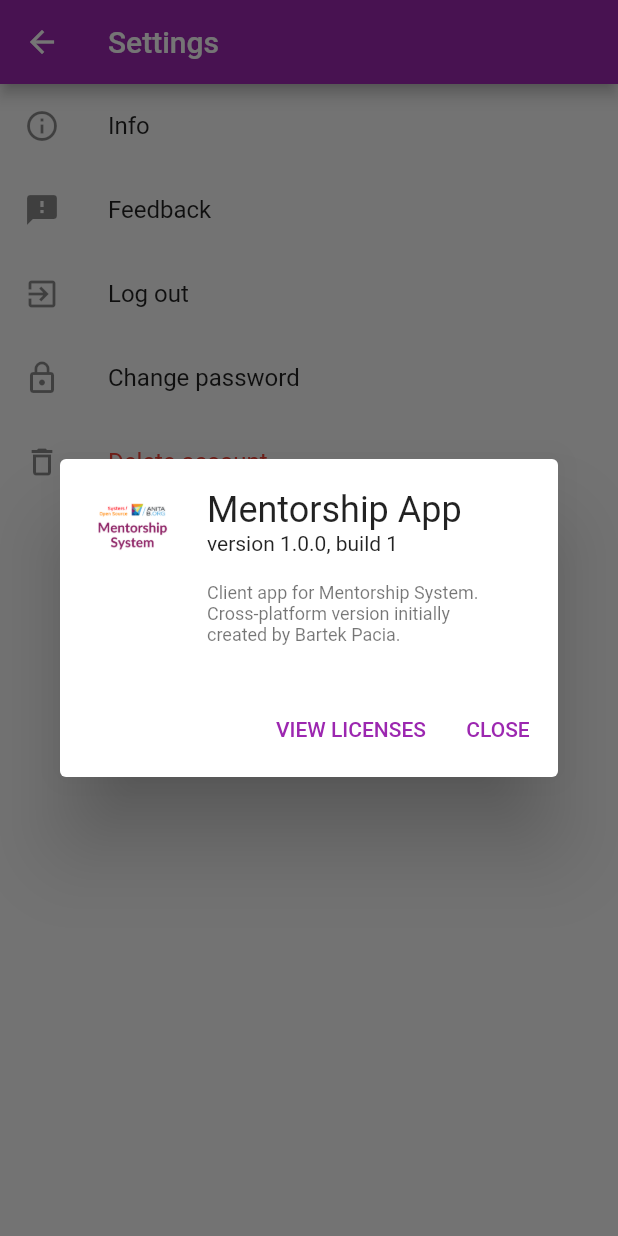
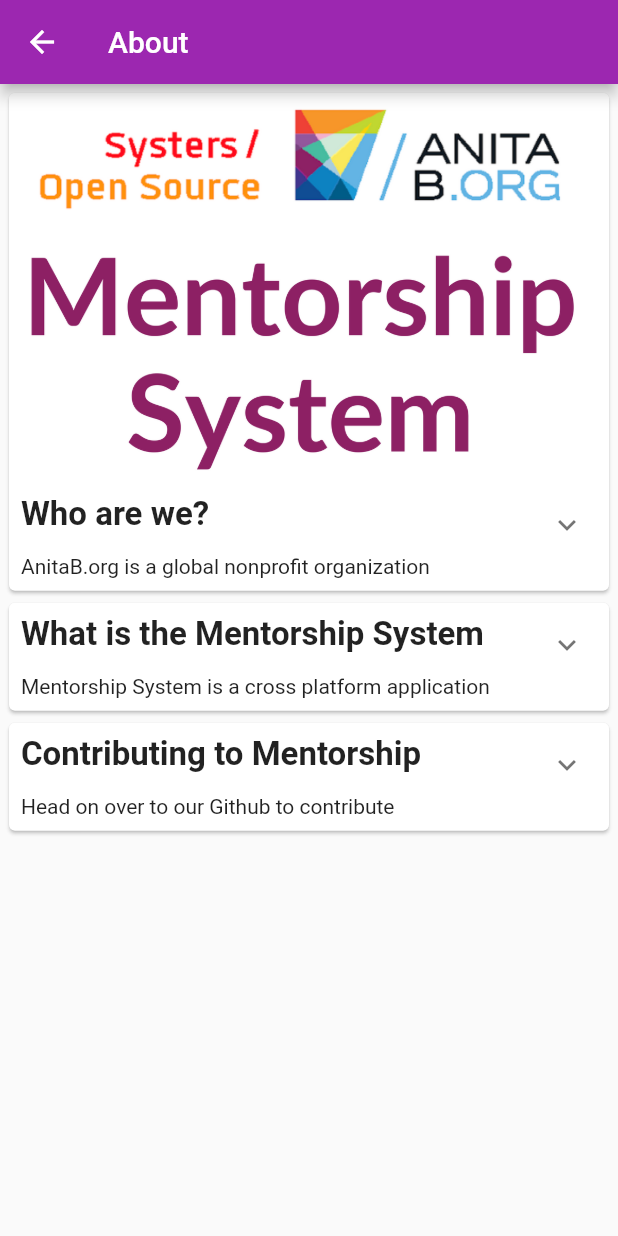
Before and after one commit to anitab-org/mentorship-flutter, a Flutter app: the SettingsScreen screen opened directly, after a tap on "Info", on a phone screen of 412 x 824 dp. Run offline on Flutter 3.47's test engine with Material 2 defaults, Android fonts, the light colour scheme and no system bars; drawn by our look-alikes of expandable; our stand-ins replace bloc, bottom_navy_bar, chopper, equatable, flutter_bloc, flutter_secure_storage and 1 more; accounts and stored records are empty; generated files the repository leaves out were written again.

Commit message:
enhancment: About page ui done (#48)
* enhancment: About page ui done

* clean code

* contri => contributing

```diff
--- /dev/null
+++ b/lib/screens/settings/about.dart
@@ -0,0 +1,126 @@
+import 'package:flutter/material.dart';
+import 'package:url_launcher/url_launcher.dart';
+import 'package:expandable/expandable.dart';
+
+class AboutPage extends StatelessWidget {
+  @override
+  Widget build(BuildContext context) {
+    return Scaffold(
+      appBar: AppBar(title: Text("About")),
+      body: SingleChildScrollView(
+        child: Padding(
+          padding: const EdgeInsets.all(2.0),
+          child: Column(
+            children: <Widget>[
+              _buildMainCard(context),
+              _buildGeneralCard(context),
+              _buildContributingCard(context)
+            ],
+          ),
+        ),
+      ),
+    );
+  }
+}
+
+_launchURL() async {
+  const url = 'https://github.com/anitab-org/mentorship-flutter';
+  if (await canLaunch(url)) {
+    await launch(url);
+  } else {
+    print("Could not launch");
+  }
+}
+
+@override
+Widget _buildMainCard(BuildContext context) {
+  return Card(
+    semanticContainer: true,
+    clipBehavior: Clip.antiAlias,
+    child: Column(
+      children: <Widget>[
+        Image.asset("assets/images/mentorship_system_logo.png"),
+        Padding(
+          padding: const EdgeInsets.all(8.0),
+          child: ExpandablePanel(
+            header: Text(
+              "Who are we?",
+              style: TextStyle(
+                fontWeight: FontWeight.bold,
+                fontSize: 22,
+              ),
+            ),
+            collapsed: Text("AnitaB.org is a global nonprofit organization"),
+            expanded: Text(
+                "AnitaB.org is a global nonprofit organization based in Belmont, California. Founded by computer scientists Anita Borg and Telle Whitney, the institute's primary aim is to recruit, retain, and advance women in technology."),
+          ),
+        ),
+      ],
+    ),
+  );
+}
+
+@override
+Widget _buildContributingCard(BuildContext context) {
+  return Card(
+    child: Padding(
+      padding: const EdgeInsets.all(8.0),
+      child: ExpandablePanel(
+        header: Text(
+          "Contributing to Mentorship",
+          style: TextStyle(
+            fontWeight: FontWeight.bold,
+            fontSize: 22,
+          ),
+        ),
+        collapsed: Text("Head on over to our Github to contribute"),
+        expanded: Container(
+          height: 40,
+          width: 100,
+          child: RaisedButton(
+            color: Color.fromRGBO(36, 41, 46, 1),
+            child: Row(
+              children: <Widget>[
+                Image.asset(
+                  "assets/images/Github.png",
+                  width: 20,
+                  height: 25,
+                ),
+                SizedBox(
+                  width: 5,
+                ),
+                Text(
+                  "Github",
+                  style: TextStyle(color: Colors.white),
+                ),
+              ],
+            ),
+            onPressed: _launchURL,
+          ),
+        ),
+      ),
+    ),
+  );
+}
+
+@override
+Widget _buildGeneralCard(BuildContext context) {
+  return Card(
+    child: Padding(
+      padding: const EdgeInsets.all(8.0),
+      child: ExpandablePanel(
+        header: Text(
+          "What is the Mentorship System",
+          style: TextStyle(
+            fontWeight: FontWeight.bold,
+            fontSize: 22,
+          ),
+        ),
+        collapsed: Text("Mentorship System is a cross platform application"),
+        expanded: Text(
+          "Mentorship System is a cross platform application that allows women in tech to mentor each other, on career development topics, through 1:1 relations for a certain period of time.",
+        ),
+      ),
+    ),
+  );
+}
--- a/lib/screens/settings/settings_screen.dart
+++ b/lib/screens/settings/settings_screen.dart
@@ -7,7 +7,7 @@
 import 'package:mentorship_client/remote/repositories/user_repository.dart';
 import 'package:mentorship_client/remote/requests/change_password.dart';
 import 'package:mentorship_client/remote/responses/custom_response.dart';
-import 'package:package_info/package_info.dart';
+import 'package:mentorship_client/screens/settings/about.dart';
 
 class SettingsScreen extends StatelessWidget {
   @override
@@ -22,7 +22,8 @@
             ListTile(
               leading: Icon(Icons.info_outline),
               title: Text("Info"),
-              onTap: () => _showAppInfo(context),
+              onTap: () =>
+                  Navigator.push(context, MaterialPageRoute(builder: (context) => AboutPage())),
             ),
             ListTile(
               leading: Icon(Icons.feedback),
@@ -52,23 +53,6 @@
           ],
         ),
       ),
-    );
-  }
-
-  Future<void> _showAppInfo(BuildContext context) async {
-    PackageInfo packageInfo = await PackageInfo.fromPlatform();
-
-    showAboutDialog(
-      context: context,
-      applicationIcon: Image.asset(
-        "assets/images/mentorship_system_logo.png",
-        width: 50,
-        height: 50,
-      ),
-      applicationName: "Mentorship App",
-      applicationVersion: "version ${packageInfo.version}, build ${packageInfo.buildNumber}",
-      applicationLegalese:
-          "Client app for Mentorship System. Cross-platform version initially created by Bartek Pacia.",
     );
   }
 
--- a/pubspec.yaml
+++ b/pubspec.yaml
@@ -29,6 +29,9 @@
   flutter_secure_storage: ^3.3.3
   intl: ^0.16.1
   package_info: ^0.4.0+17
+  url_launcher: ^5.4.5
+  expandable: ^4.1.3
+
   # Bloc
   bloc: ^4.0.0
   flutter_bloc: ^4.0.0
@@ -48,7 +51,7 @@
   uses-material-design: true
 
   assets:
-    - assets/images/mentorship_system_logo.png
+    - assets/images/
   # An image asset can refer to one or more resolution-specific "variants", see
   # https://flutter.dev/assets-and-images/#resolution-aware.
   # For details regarding adding assets from package dependencies, see
```
Also changed, not shown: assets/images/Github.png (added), pubspec.lock.
